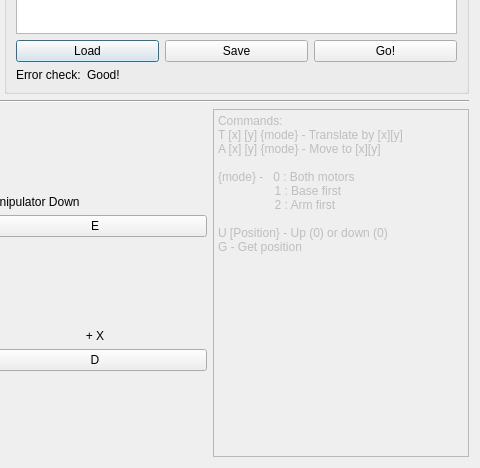
Above: GUI.ui from Flawededge/Uni_RobotArmGui before the change; both pictures show x 487 to 967 and y 265 to 733 of the 967 by 733 pixel window. Below: the same form after it.
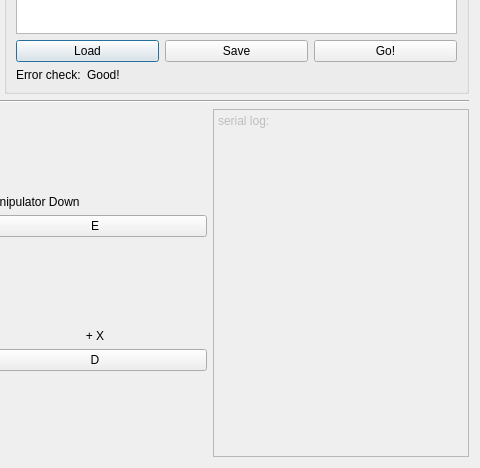
That is the form after the change.

Commit message: serial stuff attempt

Diff of the .ui file:
```diff
--- a/GUI.ui
+++ b/GUI.ui
@@ -390,16 +390,8 @@
         </sizepolicy>
        </property>
        <property name="plainText">
-        <string>Commands:
-T [x] [y] {mode} - Translate by [x][y]
-A [x] [y] {mode} - Move to [x][y]
-
-{mode} -   0 : Both motors
-                 1 : Base first
-                 2 : Arm first
-
-U [Position} - Up (0) or down (0)
-G - Get position</string>
+        <string>serial log:
+</string>
        </property>
       </widget>
      </item>
```
Left out of the diff: 183 changed lines with no effect on the pictures. The commit also changes 2 other files.
